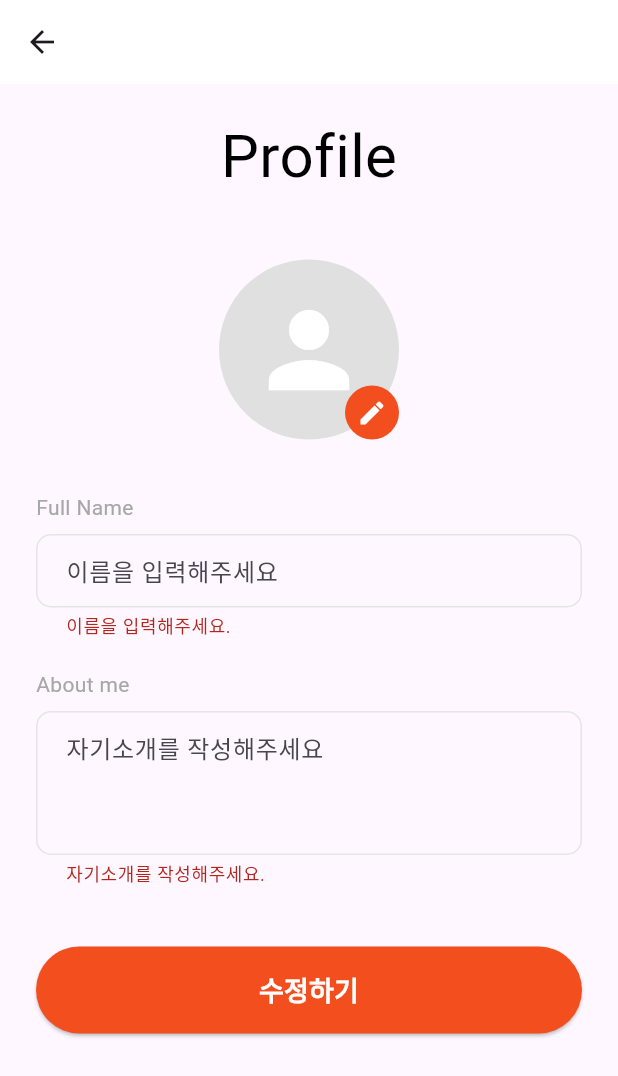
After one commit to oo-Woogi/project_team5_chating_app, a Flutter app: the ProfileEditPage screen opened directly, after a tap on "수정하기", on a phone screen of 412 x 824 dp. The commit adds this screen. Shown: the top 1076 px of the screen. Run offline on Flutter 3.47's test engine with Material 3 defaults, Android fonts, the phone set to English and light mode, and no system bars; our stand-ins replace cloud_firestore, dio, firebase_auth, firebase_core, firebase_storage, flutter_riverpod and 3 more; accounts and stored records are empty; generated files the repository leaves out were written again; network calls fail; Roboto replaces fonts that are missing (BMJUA).

Commit message:
✨ 프로필 변경 로직 구현

```diff
--- a/lib/pages/searching_page/widgets/profile_header.dart
+++ b/lib/pages/searching_page/widgets/profile_header.dart
@@ -2,6 +2,7 @@ import 'package:flutter/material.dart';
 import 'package:flutter_riverpod/flutter_riverpod.dart';
 import 'package:project_team5_chating_app/data/core/user_global_view_model.dart';
 import 'package:project_team5_chating_app/model/user.dart';
+import 'package:project_team5_chating_app/pages/welcome_page/profile_edit_page.dart';
 import 'package:project_team5_chating_app/pages/welcome_page/welcome_page.dart';
 
 // 상단 프로필
@@ -21,7 +22,7 @@ class ProfileHeader extends ConsumerWidget {
       onTap: () {
         Navigator.push(
           context,
-          MaterialPageRoute(builder: (_) => const WelcomePage()),
+          MaterialPageRoute(builder: (_) => const ProfileEditPage()),
         );
       },
       child: Row(
--- /dev/null
+++ b/lib/pages/welcome_page/profile_edit_page.dart
@@ -0,0 +1,390 @@
+import 'package:flutter/material.dart';
+import 'dart:io';
+import 'package:flutter_riverpod/flutter_riverpod.dart';
+import 'package:project_team5_chating_app/data/core/user_global_view_model.dart';
+import 'core/address_view_model.dart';
+import 'core/geolocator_helper.dart';
+import 'package:image_picker/image_picker.dart';
+import 'package:project_team5_chating_app/pages/searching_page/searching_page.dart';
+import 'package:cloud_firestore/cloud_firestore.dart';
+import 'package:firebase_auth/firebase_auth.dart';
+
+class ProfileEditPage extends ConsumerStatefulWidget {
+  const ProfileEditPage({super.key});
+
+  @override
+  _ProfileEditPageState createState() => _ProfileEditPageState();
+}
+
+class _ProfileEditPageState extends ConsumerState<ProfileEditPage> {
+  final _formKey = GlobalKey<FormState>();
+  final _nameController = TextEditingController();
+  final _aboutMeController = TextEditingController();
+  File? _image;
+
+  Future<void> _prefillFromExistingProfile() async {
+    try {
+      // 1) 우선 전역 상태(userGlobalProvider)에서 가져오기
+      dynamic stateOrUser = ref.read(userGlobalProvider);
+      if (stateOrUser is AsyncValue) {
+        stateOrUser = stateOrUser.value;
+      }
+      final String? fullName =
+          (stateOrUser?.name ?? stateOrUser?.nickname ?? stateOrUser?.fullName) as String?;
+      final String? aboutMe =
+          (stateOrUser?.aboutMe ?? stateOrUser?.intro ?? stateOrUser?.bio) as String?;
+
+      if ((fullName ?? '').isNotEmpty && _nameController.text.isEmpty) {
+        _nameController.text = fullName!;
+      }
+      if ((aboutMe ?? '').isNotEmpty && _aboutMeController.text.isEmpty) {
+        _aboutMeController.text = aboutMe!;
+      }
+    } catch (_) {
+      // 무시 (아래 Firestore fallback 시도)
+    }
+
+    // 2) 전역 상태에 값이 없으면 Firestore에서 직접 로드 (profiles → users 순서)
+    try {
+      final auth = FirebaseAuth.instance;
+      final user = auth.currentUser ?? (await auth.signInAnonymously()).user;
+      if (user == null) return;
+
+      Future<bool> _applyFromDoc(DocumentSnapshot<Map<String, dynamic>> doc) async {
+        if (!doc.exists) return false;
+        final data = doc.data()!;
+        final String? nameFromDb =
+            (data['name'] ?? data['nickname'] ?? data['fullName']) as String?;
+        final String? aboutFromDb =
+            (data['aboutMe'] ?? data['intro'] ?? data['bio']) as String?;
+        if ((nameFromDb ?? '').isNotEmpty && _nameController.text.isEmpty) {
+          _nameController.text = nameFromDb!;
+        }
+        if ((aboutFromDb ?? '').isNotEmpty && _aboutMeController.text.isEmpty) {
+          _aboutMeController.text = aboutFromDb!;
+        }
+        return (nameFromDb != null && nameFromDb.isNotEmpty) ||
+               (aboutFromDb != null && aboutFromDb.isNotEmpty);
+      }
+
+      final profilesDoc = await FirebaseFirestore.instance
+          .collection('profiles')
+          .doc(user.uid)
+          .get();
+      final ok = await _applyFromDoc(profilesDoc);
+      if (ok) return;
+
+      final usersDoc = await FirebaseFirestore.instance
+          .collection('users')
+          .doc(user.uid)
+          .get();
+      await _applyFromDoc(usersDoc);
+    } catch (_) {
+      // 로드 실패는 조용히 무시 (UI는 빈칸 유지)
+    }
+  }
+
+  @override
+  void initState() {
+    super.initState();
+    _prefillFromExistingProfile();
+  }
+
+  Future<void> _pickImage() async {
+    final picker = ImagePicker();
+    final pickedFile = await picker.pickImage(source: ImageSource.gallery);
+    if (pickedFile != null) {
+      setState(() {
+        _image = File(pickedFile.path);
+      });
+    }
+  }
+
+  @override
+  void dispose() {
+    _nameController.dispose();
+    _aboutMeController.dispose();
+    super.dispose();
+  }
+
+  @override
+  Widget build(BuildContext context) {
+    // Riverpod 규칙: ref.listen은 build 안에서 사용
+    ref.listen(userGlobalProvider, (previous, next) {
+      try {
+        dynamic stateOrUser = next;
+        if (stateOrUser is AsyncValue) {
+          stateOrUser = stateOrUser.value;
+        }
+        final String? fullName =
+            (stateOrUser?.name ?? stateOrUser?.nickname ?? stateOrUser?.fullName) as String?;
+        final String? aboutMe =
+            (stateOrUser?.aboutMe ?? stateOrUser?.intro ?? stateOrUser?.bio) as String?;
+
+        if ((fullName ?? '').isNotEmpty && _nameController.text != fullName) {
+          _nameController.text = fullName!;
+        }
+        if ((aboutMe ?? '').isNotEmpty && _aboutMeController.text != aboutMe) {
+          _aboutMeController.text = aboutMe!;
+        }
+      } catch (_) {
+        // 타입 차이 등은 무시
+      }
+    });
+
+    final addressState = ref.watch(addressViewModel);
+
+    return GestureDetector(
+      onTap: () => FocusScope.of(context).unfocus(),
+      child: Scaffold(
+        appBar: AppBar(
+          backgroundColor: Colors.white,
+          leading: IconButton(
+            icon: const Icon(Icons.arrow_back),
+            onPressed: () {
+              Navigator.pushReplacement(
+                context,
+                MaterialPageRoute(builder: (_) => SearchingPage()),
+              );
+            },
+          ),
+        ),
+        body: SingleChildScrollView(
+          padding: const EdgeInsets.symmetric(horizontal: 24.0, vertical: 20.0),
+          child: Form(
+            key: _formKey,
+            child: Column(
+              crossAxisAlignment: CrossAxisAlignment.stretch,
+              children: [
+                const Center(
+                  child: Text(
+                    'Profile',
+                    style: TextStyle(
+                      fontFamily: 'BMJUA',
+                      fontSize: 40,
+                      color: Colors.black,
+                    ),
+                  ),
+                ),
+                const SizedBox(height: 40),
+                Center(
+                  child: Stack(
+                    alignment: Alignment.bottomRight,
+                    children: [
+                      GestureDetector(
+                        onTap: _pickImage,
+                        child: Container(
+                          width: 120,
+                          height: 120,
+                          decoration: BoxDecoration(
+                            color: const Color(0xFFE0E0E0),
+                            shape: BoxShape.circle,
+                            image: _image != null
+                                ? DecorationImage(
+                                    image: FileImage(_image!),
+                                    fit: BoxFit.cover,
+                                  )
+                                : null,
+                          ),
+                          child: _image == null
+                              ? const Icon(
+                                  Icons.person,
+                                  color: Colors.white,
+                                  size: 80,
+                                )
+                              : null,
+                        ),
+                      ),
+                      Positioned(
+                        bottom: 0,
+                        right: 0,
+                        child: Container(
+                          width: 36,
+                          height: 36,
+                          decoration: const BoxDecoration(
+                            color: Color(0xFFF24E1E),
+                            shape: BoxShape.circle,
+                          ),
+                          child: const Icon(
+                            Icons.edit,
+                            color: Colors.white,
+                            size: 20,
+                          ),
+                        ),
+                      ),
+                    ],
+                  ),
+                ),
+                const SizedBox(height: 35),
+                const Text(
+                  'Full Name',
+                  style: TextStyle(color: Color(0xFFA7A7A7), fontSize: 14),
+                ),
+                const SizedBox(height: 8),
+                TextFormField(
+                  controller: _nameController,
+                  validator: (value) {
+                    if (value == null || value.isEmpty) {
+                      return '이름을 입력해주세요.';
+                    }
+                    return null;
+                  },
+                  decoration: const InputDecoration(
+                    hintText: '이름을 입력해주세요',
+                    filled: false,
+                    errorBorder: OutlineInputBorder(
+                      borderSide: BorderSide(
+                        color: Color(0xFFE5E5E5),
+                        width: 1.0,
+                      ),
+                      borderRadius: BorderRadius.all(Radius.circular(10)),
+                    ),
+                    focusedErrorBorder: OutlineInputBorder(
+                      borderSide: BorderSide(
+                        color: Color(0xFFE5E5E5),
+                        width: 1.0,
+                      ),
+                      borderRadius: BorderRadius.all(Radius.circular(10)),
+                    ),
+                    enabledBorder: OutlineInputBorder(
+                      borderSide: BorderSide(
+                        color: Color(0xFFE5E5E5),
+                        width: 1.0,
+                      ),
+                      borderRadius: BorderRadius.all(Radius.circular(10)),
+                    ),
+                    focusedBorder: OutlineInputBorder(
+                      borderSide: BorderSide(
+                        color: Color(0x66333333),
+                        width: 2.0,
+                      ),
+                      borderRadius: BorderRadius.all(Radius.circular(10)),
+                    ),
+                    contentPadding: EdgeInsets.symmetric(
+                      vertical: 12,
+                      horizontal: 16,
+                    ),
+                  ),
+                ),
+                const SizedBox(height: 20),
+                const Text(
+                  'About me',
+                  style: TextStyle(color: Color(0xFFA7A7A7), fontSize: 14),
+                ),
+                const SizedBox(height: 8),
+                TextFormField(
+                  controller: _aboutMeController,
+                  maxLines: 3,
+                  validator: (value) {
+                    if (value == null || value.isEmpty) {
+                      return '자기소개를 작성해주세요.';
+                    }
+                    return null;
+                  },
+                  decoration: const InputDecoration(
+                    hintText: '자기소개를 작성해주세요',
+                    filled: false,
+                    errorBorder: OutlineInputBorder(
+                      borderSide: BorderSide(
+                        color: Color(0xFFE5E5E5),
+                        width: 1.0,
+                      ),
+                      borderRadius: BorderRadius.all(Radius.circular(10)),
+                    ),
+                    focusedErrorBorder: OutlineInputBorder(
+                      borderSide: BorderSide(
+                        color: Color(0xFFE5E5E5),
+                        width: 1.0,
+                      ),
+                      borderRadius: BorderRadius.all(Radius.circular(10)),
+                    ),
+                    enabledBorder: OutlineInputBorder(
+                      borderSide: BorderSide(
+                        color: Color(0xFFE5E5E5),
+                        width: 1.0,
+                      ),
+                      borderRadius: BorderRadius.all(Radius.circular(10)),
+                    ),
+                    focusedBorder: OutlineInputBorder(
+                      borderSide: BorderSide(
+                        color: Color(0x66333333),
+                        width: 2.0,
+                      ),
+                      borderRadius: BorderRadius.all(Radius.circular(10)),
+                    ),
+                    contentPadding: EdgeInsets.symmetric(
+                      vertical: 12,
+                      horizontal: 16,
+                    ),
+                  ),
+                ),
+                if (addressState.isNotEmpty) ...[
+                  const SizedBox(height: 20),
+                  Text(
+                    '현재 주소: ${addressState.first}',
+                    style: const TextStyle(fontSize: 14, color: Colors.black87),
+                  ),
+                ],
+                const SizedBox(height: 40),
+                ElevatedButton(
+                  onPressed: () async {
+                    if (_formKey.currentState!.validate()) {
+                      final position = await GeolocatorHelper.getPosition();
+                      if (position != null) {
+                        await ref.read(addressViewModel.notifier).searchByLocation(
+                          position.latitude,
+                          position.longitude,
+                        );
+
+                        final address = ref.read(addressViewModel).first;
+                        final name = _nameController.text;
+                        final aboutMe = _aboutMeController.text;
+
+                        final success = await ref.read(userGlobalProvider.notifier).join(
+                          name,
+                          address,
+                          aboutMe,
+                          _image,
+                        );
+
+                        if (success) {
+                          Navigator.pushReplacement(
+                            context,
+                            MaterialPageRoute(builder: (context) => SearchingPage()),
+                          );
+                        } else {
+                          ScaffoldMessenger.of(context).showSnackBar(
+                            const SnackBar(content: Text('프로필 저장에 실패했습니다.')),
+                          );
+                        }
+                      } else {
+                        ScaffoldMessenger.of(context).showSnackBar(
+                          const SnackBar(content: Text('위치 정보를 가져올 수 없습니다.')),
+                        );
+                      }
+                    }
+                  },
+                  style: ElevatedButton.styleFrom(
+                    backgroundColor: const Color(0xFFF24E1E),
+                    shape: RoundedRectangleBorder(
+                      borderRadius: BorderRadius.circular(30),
+                    ),
+                    padding: const EdgeInsets.symmetric(vertical: 16),
+                  ),
+                  child: const Text(
+                    '수정하기',
+                    style: TextStyle(
+                      fontSize: 18,
+                      fontWeight: FontWeight.bold,
+                      color: Colors.white,
+                    ),
+                  ),
+                ),
+              ],
+            ),
+          ),
+        ),
+      ),
+    );
+  }
+}
--- a/lib/widgets/bottom_navi.dart
+++ b/lib/widgets/bottom_navi.dart
@@ -1,6 +1,7 @@
 import 'package:flutter/material.dart';
 import 'package:project_team5_chating_app/pages/chating_list_page/chating_list_page.dart';
 import 'package:project_team5_chating_app/pages/searching_page/searching_page.dart';
+import 'package:project_team5_chating_app/pages/welcome_page/profile_edit_page.dart';
 import 'package:project_team5_chating_app/pages/welcome_page/welcome_page.dart';
 
 class BottomNavi extends StatelessWidget {
@@ -19,7 +20,7 @@ class BottomNavi extends StatelessWidget {
         targetPage = ChatingListPage();
         break;
       case 2:
-        targetPage = WelcomePage();
+        targetPage = ProfileEditPage();
         break;
       default:
         return;
```
